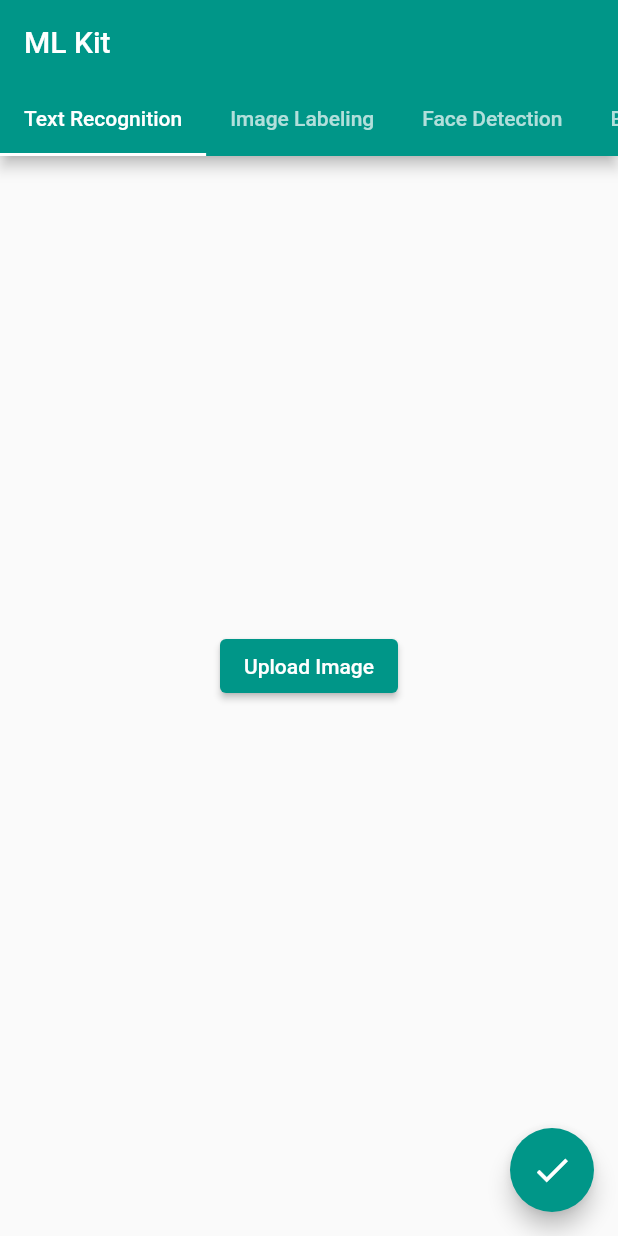
After one commit to mohit-2003/Firebase-ML-Kit-with-Flutter, a Flutter app: the screen it shows after launch, on a phone screen of 412 x 824 dp. The commit adds this screen. Run offline on Flutter 3.47's test engine with Material 2 defaults, Android fonts, the light colour scheme and no system bars; our stand-ins replace image_picker; missing offline and left inert: google_ml_kit.

Commit message:
added language translator

```diff
--- /dev/null
+++ b/lib/helper/operation_enum.dart
@@ -0,0 +1,8 @@
+enum Operations {
+  TEXT_RECOGNITION,
+  IMAGE_LABELING,
+  FACE_DETECTION,
+  BARCODE_SCANNING,
+  LANGUAGE_IDENTIFICATION,
+  TRANSLATE,
+}
--- a/lib/logic.dart
+++ b/lib/logic.dart
@@ -1,6 +1,4 @@
 import 'dart:developer' as dev;
-import 'dart:math';
-
 import 'package:flutter/material.dart';
 import 'package:google_ml_kit/google_ml_kit.dart';
 
@@ -38,7 +36,6 @@
   }
 
   // face detector
-  // TODO
   static Future<List<Rect>> faceDetector(String filePath) async {
     final InputImage inputImage = InputImage.fromFilePath(filePath);
     final FaceDetector faceDetector =
@@ -122,4 +119,16 @@
     }
     return resultText;
   }
+
+  // translator
+  static Future<String> translate(String text) async {
+    const TranslateLanguage sourceLanguage = TranslateLanguage.english;
+    const TranslateLanguage targetLanguage = TranslateLanguage.hindi;
+
+    final OnDeviceTranslator onDeviceTranslator = new OnDeviceTranslator(
+        sourceLanguage: sourceLanguage, targetLanguage: targetLanguage);
+
+    String resultText = await onDeviceTranslator.translateText(text);
+    return resultText;
+  }
 }
--- a/lib/screens/home_screen.dart
+++ b/lib/screens/home_screen.dart
@@ -1,8 +1,5 @@
-import 'package:firebase_ml_kit_flutter/screens/barcode_scanner_screen.dart';
-import 'package:firebase_ml_kit_flutter/screens/face_detection_screen.dart';
-import 'package:firebase_ml_kit_flutter/screens/image_labeling_screen.dart';
-import 'package:firebase_ml_kit_flutter/screens/language_identifier_screen.dart';
-import 'package:firebase_ml_kit_flutter/screens/text_recognition_screen.dart';
+import 'package:firebase_ml_kit_flutter/helper/operation_enum.dart';
+import 'package:firebase_ml_kit_flutter/screens/result_screen.dart';
 import 'package:firebase_ml_kit_flutter/widgets/app_bar.dart';
 import 'package:flutter/material.dart';
 
@@ -14,12 +11,13 @@
 }
 
 class _HomeScreenState extends State<HomeScreen> {
-  final _screenList = [
-    const TextRecognitionScreen(),
-    const ImageLabelingScreen(),
-    const FaceDetectionScreen(),
-    const BarcodeScannerScreen(),
-    const LanguageIdentifierScreen(),
+  final List<ResultScreen> _screenList = [
+    const ResultScreen(operation: Operations.TEXT_RECOGNITION),
+    const ResultScreen(operation: Operations.IMAGE_LABELING),
+    const ResultScreen(operation: Operations.FACE_DETECTION),
+    const ResultScreen(operation: Operations.BARCODE_SCANNING),
+    const ResultScreen(operation: Operations.LANGUAGE_IDENTIFICATION),
+    const ResultScreen(operation: Operations.TRANSLATE),
   ];
   @override
   Widget build(BuildContext context) {
@@ -28,7 +26,7 @@
         child: new Scaffold(
           appBar: const AppBarWithTabs(),
           body: new TabBarView(
-            physics: const NeverScrollableScrollPhysics(),
+            physics: const BouncingScrollPhysics(),
             children: _screenList,
           ),
         ));
--- /dev/null
+++ b/lib/screens/result_screen.dart
@@ -0,0 +1,138 @@
+import 'dart:io';
+import 'package:firebase_ml_kit_flutter/helper/operation_enum.dart';
+import 'package:firebase_ml_kit_flutter/logic.dart';
+import 'package:flutter/material.dart';
+import '../helper.dart';
+import 'dart:ui' as ui;
+import '../helper/face_paint.dart';
+import '../widgets/result_box.dart';
+
+class ResultScreen extends StatefulWidget {
+  final Operations operation;
+  const ResultScreen({Key? key, required this.operation}) : super(key: key);
+
+  @override
+  State<ResultScreen> createState() => _ResultScreenState();
+}
+
+class _ResultScreenState extends State<ResultScreen> {
+  String _selectedImgPath = "";
+  ui.Image? _resultImg;
+  String _resultText = "";
+  final controller = new TextEditingController();
+  List<Rect> rect = [];
+
+  @override
+  void dispose() {
+    controller.dispose();
+    super.dispose();
+  }
+
+  @override
+  Widget build(BuildContext context) {
+    return new Scaffold(
+      body: getContent(),
+      floatingActionButton: new FloatingActionButton(
+          tooltip: "Process",
+          child: const Icon(Icons.done, size: 28),
+          onPressed: () async {
+            await onSubmit(widget.operation);
+            setState(() {});
+          }),
+    );
+  }
+
+  Center getContent() {
+    return new Center(
+      child: new SingleChildScrollView(
+        child: new Column(
+          mainAxisAlignment: MainAxisAlignment.center,
+          children: [
+            if (widget.operation != Operations.LANGUAGE_IDENTIFICATION &&
+                widget.operation != Operations.TRANSLATE)
+              ElevatedButton(
+                  onPressed: () => _pickImage(),
+                  child: Text(_selectedImgPath == ""
+                      ? "Upload Image"
+                      : "Change Image")),
+            if (_selectedImgPath != "" &&
+                _resultImg == null &&
+                widget.operation != Operations.LANGUAGE_IDENTIFICATION)
+              new SizedBox(
+                child: new Image.file(new File(_selectedImgPath)),
+              )
+            else if (widget.operation == Operations.LANGUAGE_IDENTIFICATION ||
+                widget.operation == Operations.TRANSLATE)
+              new Container(
+                margin: const EdgeInsets.all(8),
+                child: TextFormField(
+                  textAlign: TextAlign.start,
+                  controller: controller,
+                  maxLines: null,
+                  keyboardType: TextInputType.multiline,
+                  decoration: const InputDecoration(hintText: "Enter text"),
+                ),
+              ),
+            const SizedBox(height: 20),
+            if (_resultImg != null)
+              FittedBox(
+                child: SizedBox(
+                  width: _resultImg?.width.toDouble(),
+                  height: _resultImg?.height.toDouble(),
+                  child: CustomPaint(
+                    painter:
+                        FacePainter(rectList: rect, imageFile: _resultImg!),
+                  ),
+                ),
+              ),
+            const SizedBox(height: 20),
+            new ResultBox(
+                resultText: _resultImg == null
+                    ? _resultText
+                    : "${(rect.isEmpty) ? "No" : rect.length} face detected")
+          ],
+        ),
+      ),
+    );
+  }
+
+  _pickImage() async {
+    Helper.pickImage().then((img) => {
+          setState(() {
+            _selectedImgPath = img == null ? "" : img.path;
+            _resultImg = null;
+          })
+        });
+  }
+
+  onSubmit(Operations operation) async {
+    switch (operation) {
+      case Operations.TEXT_RECOGNITION:
+        _resultText = await MlLogic.textRecognition(_selectedImgPath);
+        break;
+      case Operations.IMAGE_LABELING:
+        _resultText = await MlLogic.imageLabeling(_selectedImgPath);
+        break;
+      case Operations.BARCODE_SCANNING:
+        _resultText = await MlLogic.barcodeScanner(_selectedImgPath);
+        break;
+      case Operations.LANGUAGE_IDENTIFICATION:
+        _resultText = await MlLogic.languageIdentifier(controller.text);
+        break;
+      case Operations.FACE_DETECTION:
+        rect = await MlLogic.faceDetector(_selectedImgPath);
+        _loadImage(File(_selectedImgPath));
+        break;
+      case Operations.TRANSLATE:
+        _resultText = await MlLogic.translate(controller.text);
+        break;
+    }
+  }
+
+  _loadImage(File file) async {
+    final data = await file.readAsBytes();
+    await decodeImageFromList(data).then((value) => setState(() {
+          _resultImg = value;
+        }));
+  }
+}
--- a/lib/widgets/app_bar.dart
+++ b/lib/widgets/app_bar.dart
@@ -17,7 +17,7 @@
         // Tab(text: "Digital Ink Recognition"),
         // Tab(text: "Pose Detection"),
         // Tab(text: "Selfie Segmentation"),
-        // Tab(text: "On-Device Translation"),
+        Tab(text: "On-Device Translation"),
         // Tab(text: "Smart Reply"),
         // Tab(text: "Entity Extraction"),
       ]),
```
Also changed, not shown: lib/screens/barcode_scanner_screen.dart (deleted, +0 -59 lines), lib/screens/face_detection_screen.dart (deleted, +0 -89 lines), lib/screens/image_labeling_screen.dart (deleted, +0 -58 lines), lib/screens/language_identifier_screen.dart (deleted, +0 -59 lines), lib/screens/text_recognition_screen.dart (deleted, +0 -60 lines).
